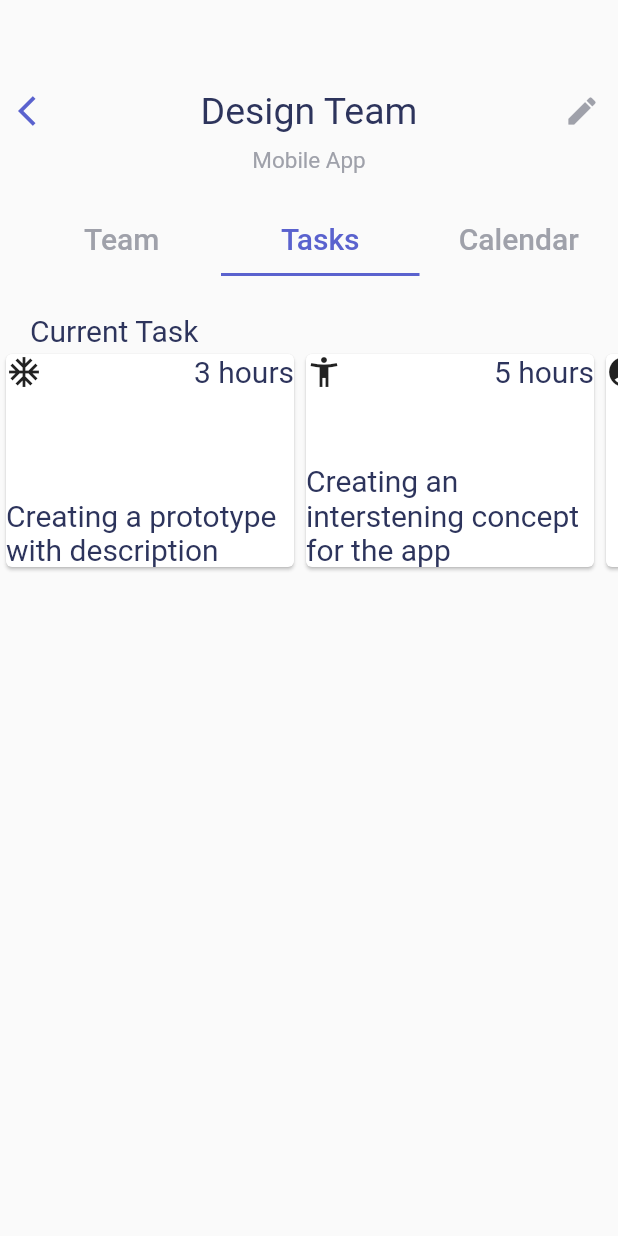
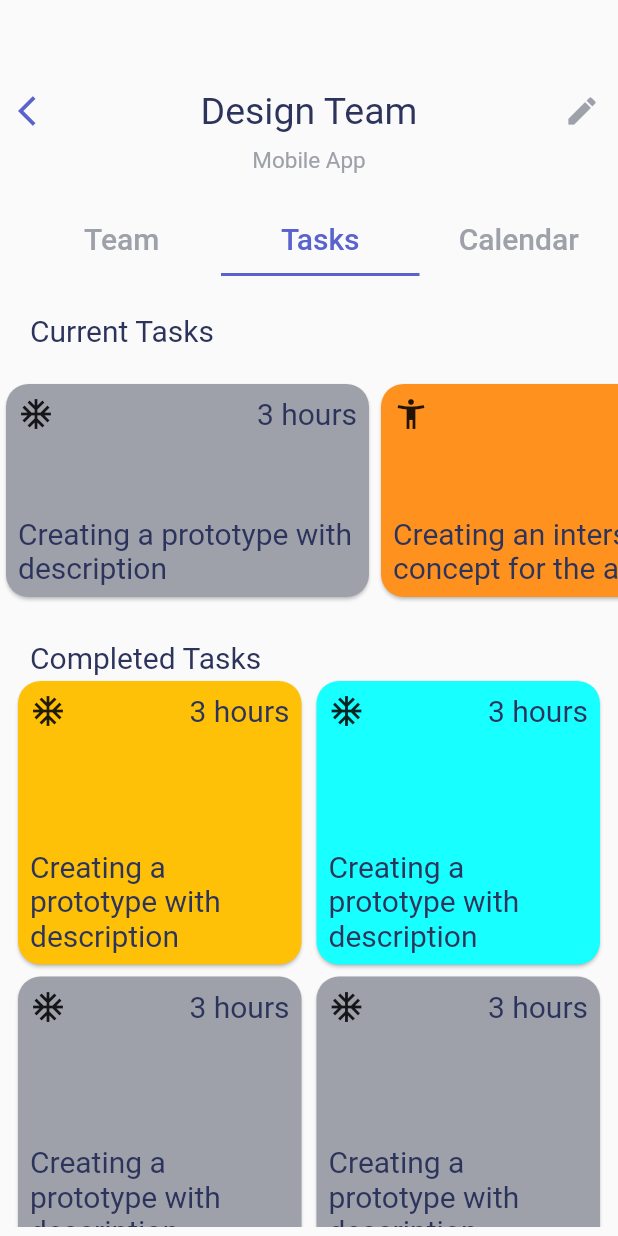
Before and after one commit to saiankit/taskManagerUI, a Flutter app: the screen it shows after launch, tab 2 chosen, on a phone screen of 412 x 824 dp. Run offline on Flutter 3.47's test engine with Material 2 defaults, Android fonts, the phone set to English and light mode, and no system bars; Roboto replaces fonts that are missing (futura).

Commit message:
Finalised Completed Tasks

```diff
--- /dev/null
+++ b/lib/components/completedTaskBlock.dart
@@ -0,0 +1,39 @@
+import 'package:flutter/material.dart';
+import '../utilities/themeStyle.dart';
+import '../utilities/themeColor.dart';
+import '../widgets/current_task.dart';
+class CompletedTaskBlock extends StatelessWidget {
+  @override
+  Widget build(BuildContext context) {
+    return Expanded(
+      child: Column(
+        children: <Widget>[
+          SizedBox(height: 25.0,),
+          Row(
+            mainAxisAlignment: MainAxisAlignment.start,
+            children: <Widget>[
+              SizedBox(width: 20.0,),
+              Text('Completed Tasks',style: ThemeStyle.taskText ,),
+            ],
+          ),
+          Expanded(
+          child: Padding(
+            padding: const EdgeInsets.only(left :8.0,right: 8.0),
+            child: GridView.count(
+            scrollDirection: Axis.vertical,
+            shrinkWrap: true,
+            crossAxisCount: 2,
+            crossAxisSpacing: 2,
+            children: <Widget>[
+              CurrentTaskCard(taskText: 'Creating a prototype with description',timeLeft: '3 hours',icon: Icon(Icons.ac_unit,),cardColor:Colors.amber ,),
+              CurrentTaskCard(taskText: 'Creating a prototype with description',timeLeft: '3 hours',icon: Icon(Icons.ac_unit,),cardColor:Colors.cyanAccent ,),
+              CurrentTaskCard(taskText: 'Creating a prototype with description',timeLeft: '3 hours',icon: Icon(Icons.ac_unit,),cardColor:ThemeColor.kgrey ,),
+              CurrentTaskCard(taskText: 'Creating a prototype with description',timeLeft: '3 hours',icon: Icon(Icons.ac_unit,),cardColor:ThemeColor.kgrey ,),
+              CurrentTaskCard(taskText: 'Creating a prototype with description',timeLeft: '3 hours',icon: Icon(Icons.ac_unit,),cardColor:ThemeColor.kgrey ,),
+            ],
+        ),
+          ),
+      )
+    ],
+  ),
+);}}
--- /dev/null
+++ b/lib/components/currentTaskBlock.dart
@@ -0,0 +1,36 @@
+import 'package:flutter/material.dart';
+import '../utilities/themeColor.dart';
+import '../utilities/themeStyle.dart';
+import '../widgets/current_task.dart';
+class CurrentTaskBlock extends StatefulWidget {
+  @override
+  _CurrentTaskBlockState createState() => _CurrentTaskBlockState();
+}
+
+class _CurrentTaskBlockState extends State<CurrentTaskBlock> {
+  @override
+  Widget build(BuildContext context) {
+    return Column(
+        children: <Widget>[
+          SizedBox(height: 25.0,),
+          Row(
+            children: <Widget>[
+              SizedBox(width: 20.0,),
+              Text('Current Tasks',style: ThemeStyle.taskText,)
+            ],
+          ),
+          SizedBox(height: 20.0,),
+          SizedBox(
+            height: 150.0,
+            child: ListView(
+              scrollDirection: Axis.horizontal,
+              children: <Widget>[
+                CurrentTaskCard(taskText: 'Creating a prototype with description',timeLeft: '3 hours',icon: Icon(Icons.ac_unit,),cardColor:ThemeColor.kgrey ,),
+                CurrentTaskCard(taskText: 'Creating an interstening concept for the app',timeLeft: '5 hours',icon: Icon(Icons.accessibility_new),cardColor:ThemeColor.kyellow),
+              ],
+            ),
+          ),
+        ],
+      );
+  }
+}
--- a/lib/screens/tasks.dart
+++ b/lib/screens/tasks.dart
@@ -1,6 +1,6 @@
 import 'package:flutter/material.dart';
-import 'package:taskManagerUI/utilities/themestyle.dart';
-import '../widgets/current_task.dart';
+import '../components/currentTaskBlock.dart';
+import '../components/completedTaskBlock.dart';
 class Tasks extends StatefulWidget {
   @override
   _TasksState createState() => _TasksState();
@@ -12,24 +12,8 @@ class _TasksState extends State<Tasks> {
     return Container(
       child: Column(
         children: <Widget>[
-          SizedBox(height: 25.0,),
-          Row(
-            children: <Widget>[
-              SizedBox(width: 20.0,),
-              Text('Current Task',style: ThemeStyle.taskText,)
-            ],
-          ),
-          SizedBox(
-            height: 150.0,
-            child: ListView(
-              scrollDirection: Axis.horizontal,
-              children: <Widget>[
-                CurrentTaskCard(taskText: 'Creating a prototype with description',timeLeft: '3 hours',icon: Icon(Icons.ac_unit),),
-                CurrentTaskCard(taskText: 'Creating an interstening concept for the app',timeLeft: '5 hours',icon: Icon(Icons.accessibility_new),),
-                CurrentTaskCard(taskText: 'Hello',timeLeft: '10 hours',icon: Icon(Icons.account_circle),),
-              ],
-            ),
-          ),
+          CurrentTaskBlock(),
+          CompletedTaskBlock()
         ],
       )
     );
--- a/lib/widgets/current_task.dart
+++ b/lib/widgets/current_task.dart
@@ -5,17 +5,21 @@ class CurrentTaskCard extends StatelessWidget {
   final String taskText;
   final String timeLeft;
   final Icon icon;
-  CurrentTaskCard({this.taskText,this.timeLeft,this.icon});
+  final Color cardColor;
+  CurrentTaskCard({this.taskText,this.timeLeft,this.icon,this.cardColor});
   @override
   Widget build(BuildContext context) {
     return Container(
-      height: 100.0,
-      width: 200.0,
-      decoration: BoxDecoration(
-         borderRadius: BorderRadius.circular(20.0)
+      width: 250.0,
+      child: Card(
+        shape: RoundedRectangleBorder(
+          borderRadius: BorderRadius.circular(15.0)
         ),
-      child: Card(
+        color: this.cardColor,
+        child: Padding(
+          padding: const EdgeInsets.all(8.0),
           child: Column(
+            mainAxisSize: MainAxisSize.min,
             mainAxisAlignment: MainAxisAlignment.spaceBetween,
             children: <Widget>[
               Row(
@@ -29,6 +33,7 @@ class CurrentTaskCard extends StatelessWidget {
             ],
           ),
         ),
+      ),
     );
   }
 }
```
Also changed, not shown: lib/main.dart (line endings or trailing spaces), 21 other files. Lines whose indentation alone changed are shown as unchanged.
